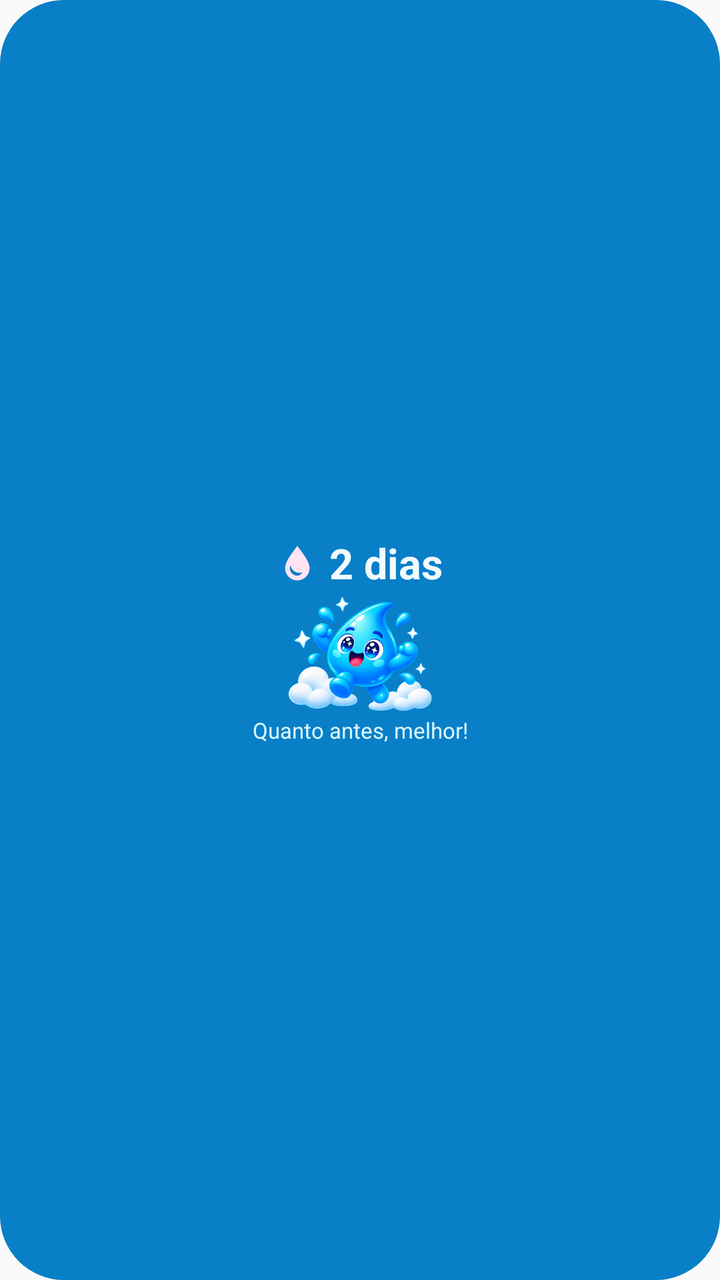
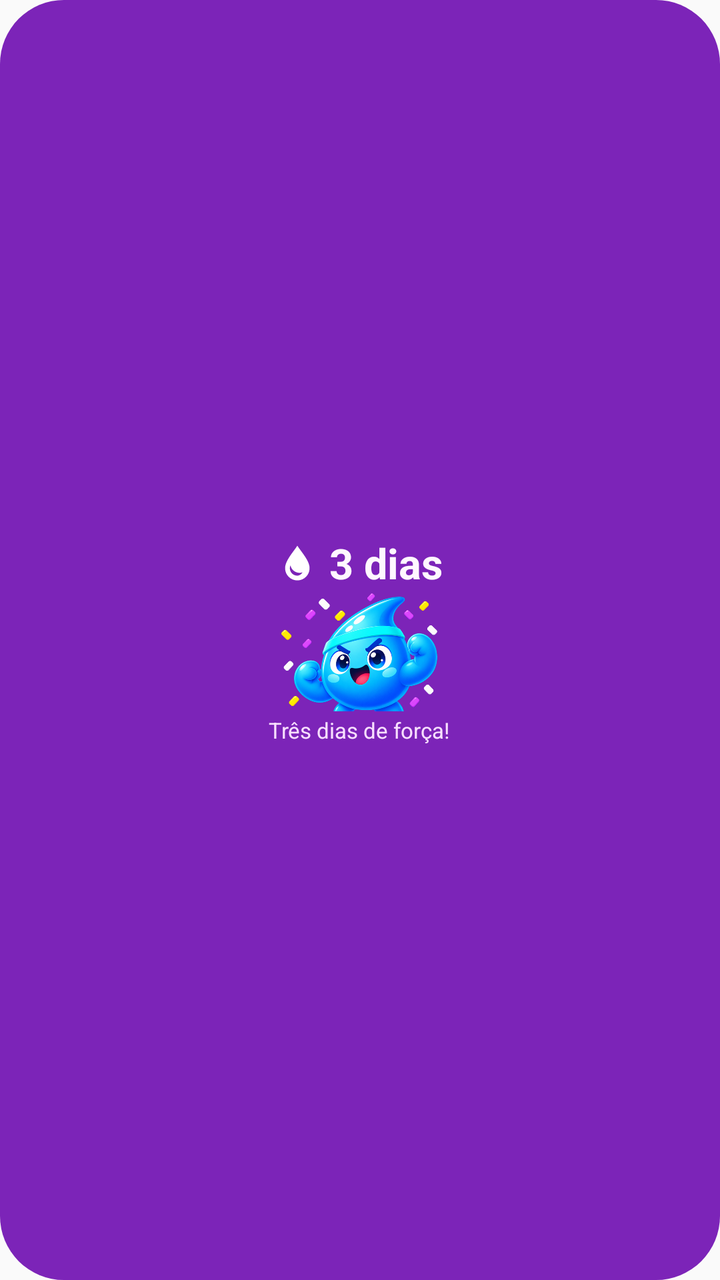

Before-and-after screenshots of an Android layout around one commit, followed by the original layout XML and the change that was made.
<!-- AndroidManifest.xml: application theme AppTheme -->
<!-- res/layout/aqualino_widget_small_preview.xml -->
<?xml version="1.0" encoding="utf-8"?>
<FrameLayout xmlns:android="http://schemas.android.com/apk/res/android"
    android:layout_width="match_parent"
    android:layout_height="match_parent"
    android:background="@drawable/aqualino_widget_preview_surface"
    android:padding="4dp">

    <LinearLayout
        android:layout_width="match_parent"
        android:layout_height="match_parent"
        android:gravity="center"
        android:orientation="vertical">

        <LinearLayout
            android:layout_width="wrap_content"
            android:layout_height="wrap_content"
            android:gravity="center_vertical"
            android:orientation="horizontal">

            <ImageView
                android:layout_width="20dp"
                android:layout_height="20dp"
                android:contentDescription="@null"
                android:src="@drawable/aqualino_widget_drop" />
            <TextView
                android:layout_width="wrap_content"
                android:layout_height="wrap_content"
                android:layout_marginLeft="6dp"
                android:text="2 dias"
                android:textColor="#FFF2FBFF"
                android:textSize="21sp"
                android:textStyle="bold" />
        </LinearLayout>

        <ImageView
            android:layout_width="80dp"
            android:layout_height="62dp"
            android:contentDescription="@null"
            android:scaleType="fitCenter"
            android:src="@drawable/aqualino_happy_active" />

        <TextView
            android:layout_width="wrap_content"
            android:layout_height="wrap_content"
            android:gravity="center"
            android:text="Quanto antes, melhor!"
            android:textColor="#FFD9F5FF"
            android:textSize="11sp" />
    </LinearLayout>
</FrameLayout>
<!-- resources referenced by this layout -->
<resources>
  <!-- drawable aqualino_happy_active: webp bitmap (drawable-nodpi, 141292 bytes) -->
  <!-- drawable aqualino_widget_drop (drawable) -->
  <?xml version="1.0" encoding="utf-8"?>
  <vector xmlns:android="http://schemas.android.com/apk/res/android"
      android:width="32dp"
      android:height="32dp"
      android:viewportWidth="32"
      android:viewportHeight="32">
      <path
          android:fillColor="#FFFFE4F3"
          android:pathData="M16,2.4C13.1,7.1 6.2,14.3 6.2,20.4C6.2,25.8 10.6,30.2 16,30.2C21.4,30.2 25.8,25.8 25.8,20.4C25.8,14.3 18.9,7.1 16,2.4ZM16,26.4C12.7,26.4 10,23.7 10,20.4C10,19.7 10.2,18.9 10.5,18.1C11.2,21.4 13.6,23.7 17.1,24.1C18.2,24.2 19.2,24.1 20.2,23.7C19.1,25.4 17.6,26.4 16,26.4Z" />
  </vector>
  <!-- drawable aqualino_widget_preview_surface (drawable) -->
  <?xml version="1.0" encoding="utf-8"?>
  <shape xmlns:android="http://schemas.android.com/apk/res/android" android:shape="rectangle">
      <solid android:color="#FF087FC7" />
      <corners android:radius="32dp" />
  </shape>
  <style name="AppTheme" parent="Theme.AppCompat.DayNight.NoActionBar">
          
          <item name="android:editTextBackground">@drawable/rn_edit_text_material</item>
      </style>
  <!-- drawable rn_edit_text_material (drawable) -->
  <?xml version="1.0" encoding="utf-8"?>
  <inset xmlns:android="http://schemas.android.com/apk/res/android"
         android:insetLeft="@dimen/abc_edit_text_inset_horizontal_material"
         android:insetRight="@dimen/abc_edit_text_inset_horizontal_material"
         android:insetTop="@dimen/abc_edit_text_inset_top_material"
         android:insetBottom="@dimen/abc_edit_text_inset_bottom_material"
         >
  
      <selector>
          
          <item android:state_enabled="false" android:drawable="@drawable/abc_textfield_default_mtrl_alpha"/>
          <item android:drawable="@drawable/abc_textfield_activated_mtrl_alpha"/>
      </selector>
  
  </inset>
</resources>

<!-- the commit's change to res/layout/aqualino_widget_small_preview.xml (unified diff, before → after) -->
@@ -2,7 +2,7 @@
 <FrameLayout xmlns:android="http://schemas.android.com/apk/res/android"
     android:layout_width="match_parent"
     android:layout_height="match_parent"
-    android:background="@drawable/aqualino_widget_preview_surface"
+        android:background="@drawable/aqualino_widget_preview_surface"
     android:padding="4dp">
 
     <LinearLayout
@@ -26,8 +26,8 @@
                 android:layout_width="wrap_content"
                 android:layout_height="wrap_content"
                 android:layout_marginLeft="6dp"
-                android:text="2 dias"
-                android:textColor="#FFF2FBFF"
+                android:text="3 dias"
+                android:textColor="#FFFFF7FF"
                 android:textSize="21sp"
                 android:textStyle="bold" />
         </LinearLayout>
@@ -37,14 +37,14 @@
             android:layout_height="62dp"
             android:contentDescription="@null"
             android:scaleType="fitCenter"
-            android:src="@drawable/aqualino_happy_active" />
+            android:src="@drawable/aqualino_strong" />
 
         <TextView
             android:layout_width="wrap_content"
             android:layout_height="wrap_content"
             android:gravity="center"
-            android:text="Quanto antes, melhor!"
-            android:textColor="#FFD9F5FF"
+            android:text="Três dias de força!"
+            android:textColor="#FFF8DFFF"
             android:textSize="11sp" />
     </LinearLayout>
 </FrameLayout>
<!-- resource entries referenced after the edit -->
@@ -1,6 +1,6 @@
 <!-- resources referenced by this layout -->
 <resources>
-  <!-- drawable aqualino_happy_active: webp bitmap (drawable-nodpi, 141292 bytes) -->
+  <!-- drawable aqualino_strong: webp bitmap (drawable-nodpi, 143298 bytes) -->
   <!-- drawable aqualino_widget_drop (drawable) -->
   <?xml version="1.0" encoding="utf-8"?>
   <vector xmlns:android="http://schemas.android.com/apk/res/android"
@@ -9,13 +9,13 @@
       android:viewportWidth="32"
       android:viewportHeight="32">
       <path
-          android:fillColor="#FFFFE4F3"
+          android:fillColor="#FFFFFFFF"
           android:pathData="M16,2.4C13.1,7.1 6.2,14.3 6.2,20.4C6.2,25.8 10.6,30.2 16,30.2C21.4,30.2 25.8,25.8 25.8,20.4C25.8,14.3 18.9,7.1 16,2.4ZM16,26.4C12.7,26.4 10,23.7 10,20.4C10,19.7 10.2,18.9 10.5,18.1C11.2,21.4 13.6,23.7 17.1,24.1C18.2,24.2 19.2,24.1 20.2,23.7C19.1,25.4 17.6,26.4 16,26.4Z" />
   </vector>
   <!-- drawable aqualino_widget_preview_surface (drawable) -->
   <?xml version="1.0" encoding="utf-8"?>
   <shape xmlns:android="http://schemas.android.com/apk/res/android" android:shape="rectangle">
-      <solid android:color="#FF087FC7" />
+      <solid android:color="#FF7C24B8" />
       <corners android:radius="32dp" />
   </shape>
   <style name="AppTheme" parent="Theme.AppCompat.DayNight.NoActionBar">
